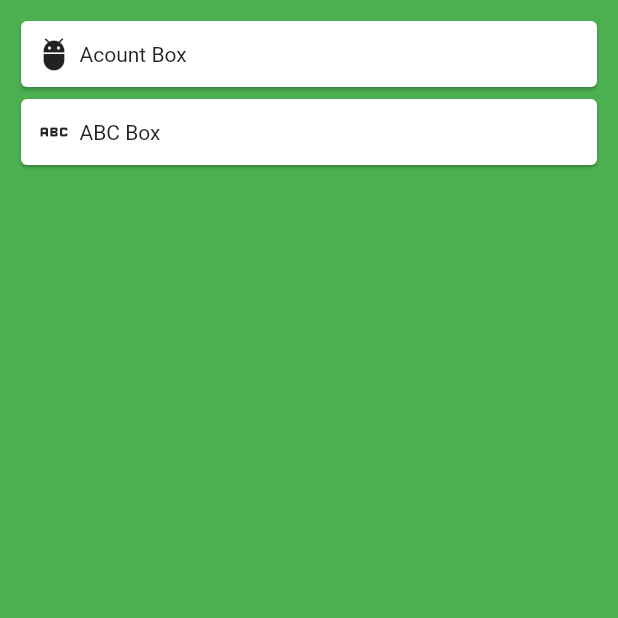
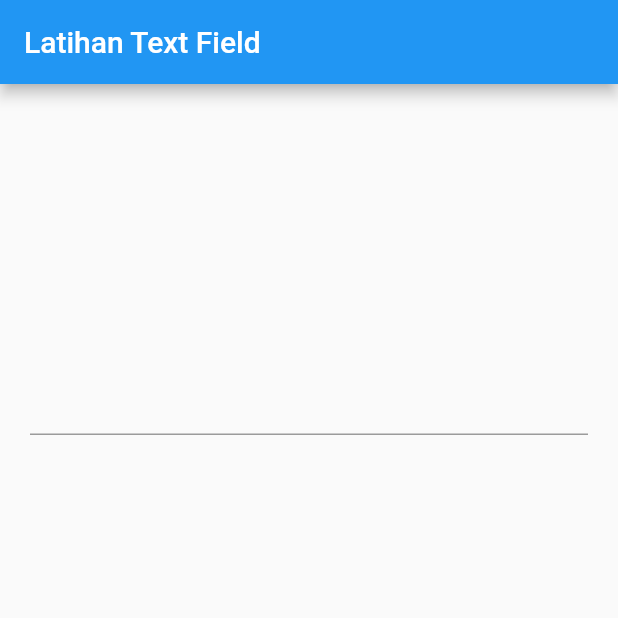
Before and after one commit to cecep29/flutter_basic, a Flutter app: the screen it shows after launch, on a phone screen of 412 x 824 dp, the top half of it. Run offline on Flutter 3.47's test engine with Material 2 defaults, Android fonts, the phone set to English and light mode, and no system bars.

Commit message:
text field

```diff
--- a/lib/main.dart
+++ b/lib/main.dart
@@ -4,34 +4,37 @@ void main() {
   runApp(const MyApp());
 }
 
-class MyApp extends StatelessWidget {
+class MyApp extends StatefulWidget {
   const MyApp({super.key});
+
+  @override
+  State<MyApp> createState() => _MyAppState();
+}
+
+class _MyAppState extends State<MyApp> {
+  TextEditingController controller = TextEditingController();
 
   @override
   Widget build(BuildContext context) {
     return MaterialApp(
       home: Scaffold(
-          backgroundColor: Colors.green,
-          body: Container(
-            margin: const EdgeInsets.all(10),
-            child: ListView(
-              children: [
-                buildCard(Icons.adb, "Acount Box"),
-                buildCard(Icons.abc, "ABC Box")
-              ],
+        appBar: AppBar(
+          title: const Text('Latihan Text Field'),
+        ),
+        body: Column(
+          mainAxisAlignment: MainAxisAlignment.spaceAround,
+          children: [
+            Container(
+              margin: const EdgeInsets.all(20),
+              child: TextField(
+                  controller: controller,
+                  onChanged: (value) {
+                    setState(() {});
+                  }),
             ),
-          )),
-    );
-  }
-
-  Card buildCard(IconData icon, String text) {
-    return Card(
-      child: Container(
-        padding: const EdgeInsets.all(10),
-        child: Row(children: [
-          Container(margin: const EdgeInsets.only(right: 5), child: Icon(icon)),
-          Text(text)
-        ]),
+            Text(controller.text)
+          ],
+        ),
       ),
     );
   }
```
